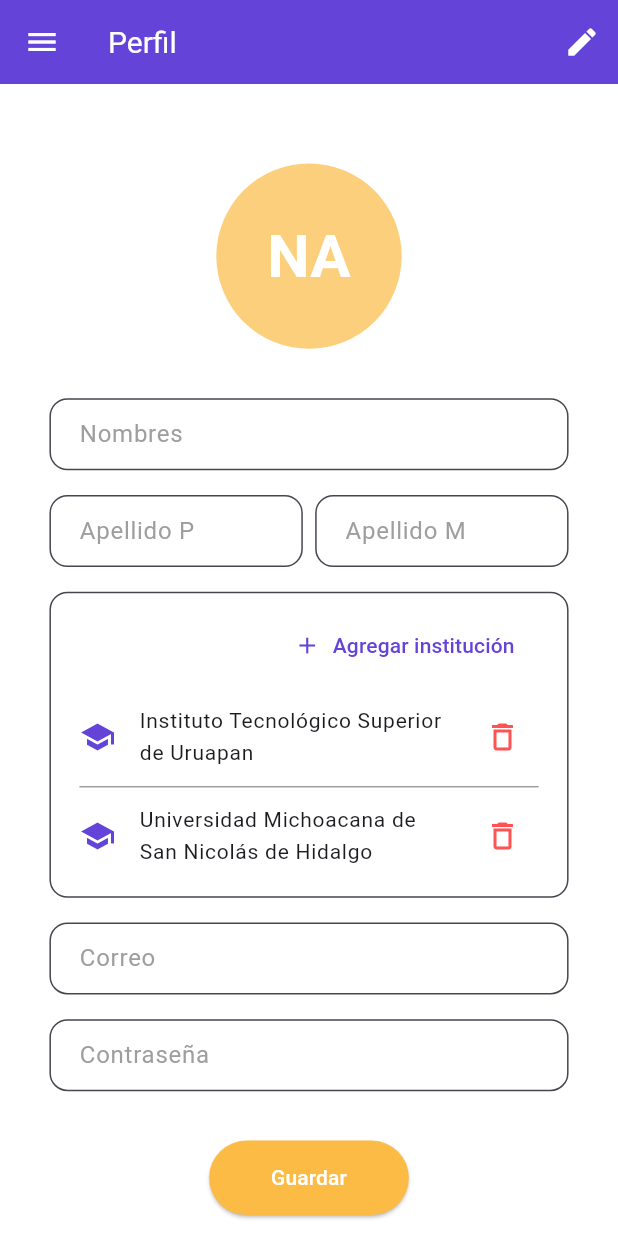
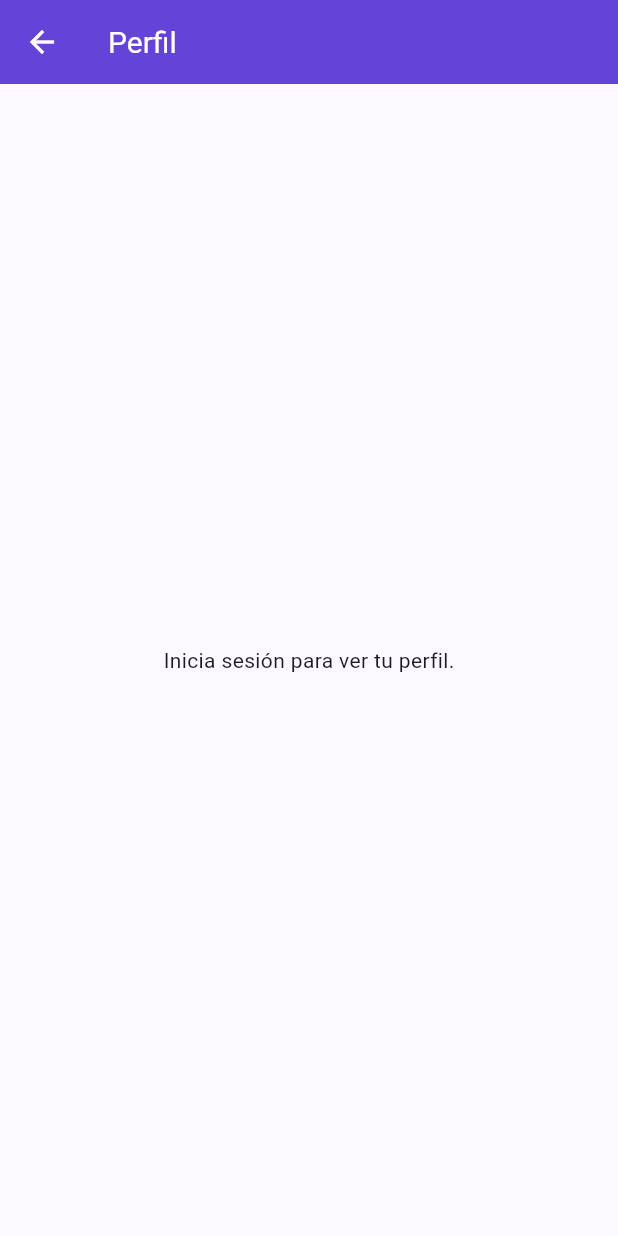
Before and after one commit to Sammy1228/appClasstech, a Flutter app: the PerfilScreen screen opened by its route, on a phone screen of 412 x 824 dp. Run offline on Flutter 3.47's test engine with Material 3 defaults, Android fonts, the phone set to English and light mode, and no system bars; our stand-ins replace cloud_firestore, firebase_auth, firebase_core, shared_preferences; accounts and stored records are empty.

Commit message:
Se adapto la vista perfil.dart con el provider de autenticacion para mostrar los datos del usuario autenticado, ademas permite editar los diferentes cambios y guardarlos en la BD. *Queda pendiendte la foto de perfil y el campo de apellidos

```diff
--- a/lib/main.dart
+++ b/lib/main.dart
@@ -42,7 +42,7 @@ class MyApp extends StatelessWidget {
           '/register': (context) => const Register(),
           '/dashboard': (context) => const Dashboard(),
           '/config': (context) => const Configuracion(),
-          '/perfil': (context) => const PerfilScreen(tipoUsuario: "profesor"),
+          '/perfil': (context) => const PerfilScreen(),
           '/class': (context) => const ClasesScreen(),
           '/retroalimentacion': (context) => const RetroalimentacionPage(),
         },
--- a/lib/perfil.dart
+++ b/lib/perfil.dart
@@ -1,33 +1,87 @@
 import 'package:flutter/material.dart';
+import 'package:provider/provider.dart';
+import '../providers/provider_autenticacion.dart';
 import '../widgets/custom_drawer.dart';
 import '../theme/app_theme.dart';
 import '../Utils/responsive.dart';
+import 'package:firebase_auth/firebase_auth.dart';
+import 'package:cloud_firestore/cloud_firestore.dart';
 
 class PerfilScreen extends StatefulWidget {
-  final String tipoUsuario; // "estudiante" o "profesor"
-
-  const PerfilScreen({
-    super.key,
-    required this.tipoUsuario,
-  });
+  const PerfilScreen({super.key});
 
   @override
   State<PerfilScreen> createState() => _PerfilScreenState();
 }
 
 class _PerfilScreenState extends State<PerfilScreen> {
-  List<String> institucionesProfesor = [
-    "Instituto Tecnológico Superior de Uruapan",
-    "Universidad Michoacana de San Nicolás de Hidalgo",
-  ];
-
-  // Controlador temporal para nueva institución
+  final TextEditingController _nombreController = TextEditingController();
+  final TextEditingController _apellidosController = TextEditingController();
+  final TextEditingController _correoController = TextEditingController();
+  final TextEditingController _semestreController = TextEditingController();
+  final TextEditingController _carreraController = TextEditingController();
+  final TextEditingController _passwordController = TextEditingController();
   final TextEditingController _nuevaInstitucionController =
       TextEditingController();
 
+  bool _isSaving = false;
+  bool _datosCargados = false;
+
+  @override
+  void didChangeDependencies() {
+    super.didChangeDependencies();
+    // Ya no cargar datos aquí para evitar sobrescribir campos cuando el provider notifique cambios.
+  }
+
+  @override
+  void dispose() {
+    _nombreController.dispose();
+    _apellidosController.dispose();
+    _correoController.dispose();
+    _semestreController.dispose();
+    _carreraController.dispose();
+    _passwordController.dispose();
+    _nuevaInstitucionController.dispose();
+    super.dispose();
+  }
+
+  void _cargarDatos(Authentication auth) {
+    _nombreController.text = auth.nombre;
+    _apellidosController.text = auth.apellidos;
+    _correoController.text = auth.email;
+    _semestreController.text = auth.semestre;
+    _carreraController.text = auth.carrera;
+    _passwordController.text = auth.password;
+  }
+
+
   @override
   Widget build(BuildContext context) {
-final responsive = Responsive(context);
+    final auth = Provider.of<Authentication>(context);
+    final responsive = Responsive(context);
+
+    // Cargar datos en controllers solo una vez cuando el provider tenga los datos.
+    if (auth.isLoggedIn && !_datosCargados) {
+      _cargarDatos(auth);
+      _datosCargados = true;
+    }
+
+    if (!auth.isLoggedIn) {
+      return Scaffold(
+        appBar: AppBar(
+          title: const Text('Perfil'),
+          backgroundColor: AppTheme.primaryColor,
+          titleTextStyle: const TextStyle(
+            color: AppTheme.backgroundColor,
+            fontSize: 20,
+          ),
+          iconTheme: const IconThemeData(color: AppTheme.backgroundColor),
+        ),
+        body: const Center(
+          child: Text("Inicia sesión para ver tu perfil."),
+        ),
+      );
+    }
 
     return Scaffold(
       appBar: AppBar(
@@ -38,12 +92,12 @@ final responsive = Responsive(context);
           fontSize: 20,
         ),
         backgroundColor: AppTheme.primaryColor,
-        actions: [IconButton(icon: const Icon(Icons.edit), onPressed: () {})],
       ),
       drawer: const CustomDrawer(),
       backgroundColor: AppTheme.backgroundColor,
       body: SingleChildScrollView(
-        padding: EdgeInsets.symmetric(horizontal: responsive.horizontalPadding, vertical: 20),
+        padding: EdgeInsets.symmetric(
+            horizontal: responsive.horizontalPadding, vertical: 20),
         child: Center(
           child: ConstrainedBox(
             constraints: BoxConstraints(maxWidth: responsive.fieldWidth),
@@ -55,9 +109,9 @@ final responsive = Responsive(context);
                 CircleAvatar(
                   radius: responsive.size.width * 0.15,
                   backgroundColor: AppTheme.secondaryColor.withOpacity(0.7),
-                  child: const Text(
-                    "NA",
-                    style: TextStyle(
+                  child: Text(
+                    _getIniciales(auth.nombre, auth.apellidos),
+                    style: const TextStyle(
                       fontSize: 40,
                       color: Colors.white,
                       fontWeight: FontWeight.bold,
@@ -66,37 +120,31 @@ final responsive = Responsive(context);
                 ),
                 SizedBox(height: responsive.size.height * 0.04),
 
-                //  Campos comunes
-                _buildTextField("Nombres"),
+                // Campos comunes
+                _buildTextField("Nombres", _nombreController),
                 SizedBox(height: responsive.size.height * 0.02),
-                Row(
-                  children: [
-                    Expanded(child: _buildTextField("Apellido P")),
-                    SizedBox(width: responsive.size.width * 0.02),
-                    Expanded(child: _buildTextField("Apellido M")),
-                  ],
-                ),
+                _buildTextField("Apellidos", _apellidosController),
                 SizedBox(height: responsive.size.height * 0.02),
 
-                //  Si es profesor, mostrar instituciones
-                if (widget.tipoUsuario == "profesor") ...[
-                  _buildInstitucionesList(context),
+                if (auth.tipoUsuario == "profesor") ...[
+                  _buildInstitucionesList(context, auth),
                   SizedBox(height: responsive.size.height * 0.02),
-                  _buildTextField("Correo"),
+                  _buildTextField("Correo", _correoController),
                   SizedBox(height: responsive.size.height * 0.02),
-                  _buildTextField("Contraseña"),
-                ] else ...[
-                  // Si es estudiante
-                  _buildTextField("Correo"),
+                  _buildTextField("Contraseña", _passwordController,
+                      obscure: true),
+                ] else if (auth.tipoUsuario == "alumno") ...[
+                  _buildTextField("Correo", _correoController),
                   SizedBox(height: responsive.size.height * 0.02),
-                  _buildTextField("Semestre"),
+                  _buildTextField("Semestre", _semestreController),
                   SizedBox(height: responsive.size.height * 0.02),
-                  _buildTextField("Carrera"),
+                  _buildTextField("Carrera", _carreraController),
                 ],
 
                 SizedBox(height: responsive.size.height * 0.04),
+
                 ElevatedButton(
-                  onPressed: () {},
+                  onPressed: _isSaving ? null : () => _guardarCambios(auth),
                   style: ElevatedButton.styleFrom(
                     backgroundColor: AppTheme.secondaryColor,
                     shape: RoundedRectangleBorder(
@@ -107,10 +155,14 @@ final responsive = Responsive(context);
                       horizontal: responsive.size.width * 0.1,
                     ),
                   ),
-                  child: const Text(
-                    "Guardar",
-                    style: TextStyle(fontSize: 14, color: AppTheme.backgroundColor),
-                  ),
+                  child: _isSaving
+                      ? const CircularProgressIndicator(
+                          color: AppTheme.backgroundColor)
+                      : const Text(
+                          "Guardar",
+                          style: TextStyle(
+                              fontSize: 14, color: AppTheme.backgroundColor),
+                        ),
                 ),
               ],
             ),
@@ -120,21 +172,22 @@ final responsive = Responsive(context);
     );
   }
 
-  // Campo de texto con estilo personalizado
-  Widget _buildTextField(String label) {
+  Widget _buildTextField(String label, TextEditingController controller,
+      {bool obscure = false}) {
     return TextField(
+      controller: controller,
+      obscureText: obscure,
       decoration: AppTheme.inputDecoration(label),
     );
   }
 
-  // Listado de instituciones con opción de agregar y eliminar
-  Widget _buildInstitucionesList(BuildContext context) {
+  Widget _buildInstitucionesList(BuildContext context, Authentication auth) {
+    final instituciones = auth.instituciones;
     return InputDecorator(
       decoration: AppTheme.inputDecoration("Instituciones registradas"),
       child: Column(
         crossAxisAlignment: CrossAxisAlignment.start,
         children: [
-          // 🔹 Botón agregar institución
           Align(
             alignment: Alignment.centerRight,
             child: TextButton.icon(
@@ -143,34 +196,36 @@ final responsive = Responsive(context);
                 "Agregar institución",
                 style: TextStyle(color: AppTheme.primaryColor),
               ),
-              onPressed: () => _mostrarDialogoAgregar(context),
+              onPressed: () => _mostrarDialogoAgregar(context, auth),
             ),
           ),
           const SizedBox(height: 8),
-          if (institucionesProfesor.isEmpty)
-            const Text(
-              "No hay instituciones registradas",
-              style: TextStyle(color: Colors.grey),
-            )
+          if (instituciones.isEmpty)
+            const Text("No hay instituciones registradas",
+                style: TextStyle(color: Colors.grey))
           else
             ListView.separated(
               shrinkWrap: true,
               physics: const NeverScrollableScrollPhysics(),
-              itemCount: institucionesProfesor.length,
-              separatorBuilder: (_, __) => const Divider(height: 8, color: Colors.grey),
+              itemCount: instituciones.length,
+              separatorBuilder: (_, __) =>
+                  const Divider(height: 8, color: Colors.grey),
               itemBuilder: (context, index) {
-                final institucion = institucionesProfesor[index];
+                final institucion = instituciones[index];
                 return ListTile(
                   dense: true,
                   contentPadding: EdgeInsets.zero,
-                  leading: const Icon(Icons.school, color: AppTheme.primaryColor),
-                  title: Text(institucion, style: const TextStyle(fontSize: 14)),
+                  leading:
+                      const Icon(Icons.school, color: AppTheme.primaryColor),
+                  title:
+                      Text(institucion, style: const TextStyle(fontSize: 14)),
                   trailing: IconButton(
-                    icon: const Icon(Icons.delete_outline, color: Colors.redAccent),
+                    icon: const Icon(Icons.delete_outline,
+                        color: Colors.redAccent),
                     onPressed: () {
-                      setState(() {
-                        institucionesProfesor.removeAt(index);
-                      });
+                      final updated = List<String>.from(instituciones)
+                        ..removeAt(index);
+                      auth.setInstituciones = updated;
                     },
                   ),
                 );
@@ -181,8 +236,7 @@ final responsive = Responsive(context);
     );
   }
 
-  // Diálogo para agregar una nueva institución
-  void _mostrarDialogoAgregar(BuildContext context) {
+  void _mostrarDialogoAgregar(BuildContext context, Authentication auth) {
     _nuevaInstitucionController.clear();
 
     showDialog(
@@ -203,15 +257,14 @@ final responsive = Responsive(context);
               child: const Text("Cancelar"),
             ),
             ElevatedButton(
-              style: ElevatedButton.styleFrom(
-                backgroundColor: AppTheme.primaryColor,
-              ),
+              style:
+                  ElevatedButton.styleFrom(backgroundColor: AppTheme.primaryColor),
               onPressed: () {
                 final nueva = _nuevaInstitucionController.text.trim();
                 if (nueva.isNotEmpty) {
-                  setState(() {
-                    institucionesProfesor.add(nueva);
-                  });
+                  final updated = List<String>.from(auth.instituciones)
+                    ..add(nueva);
+                  auth.setInstituciones = updated;
                 }
                 Navigator.pop(context);
               },
@@ -222,4 +275,78 @@ final responsive = Responsive(context);
       },
     );
   }
+
+  Future<void> _guardarCambios(Authentication auth) async {
+    try {
+      setState(() => _isSaving = true);
+      final user = FirebaseAuth.instance.currentUser;
+      if (user == null) throw Exception("Usuario no autenticado");
+
+      // Actualizar datos en Authentication si hay cambios
+      if (_correoController.text.trim() != user.email) {
+       // await user.updateEmail(_correoController.text.trim());
+      }
+      if (_passwordController.text.trim().isNotEmpty &&
+          _passwordController.text.trim() != auth.password) {
+        await user.updatePassword(_passwordController.text.trim());
+      }
+
+      // Actualizar en Firestore
+      final firestore = FirebaseFirestore.instance;
+      final uid = user.uid;
+
+      if (auth.tipoUsuario == "profesor") {
+        await firestore.collection('profesores').doc(uid).update({
+          'nombre': _nombreController.text,
+          'apellidos': _apellidosController.text,
+          'email': _correoController.text,
+          'instituciones': auth.instituciones,
+        });
+      } else if (auth.tipoUsuario == "alumno") {
+        await firestore.collection('alumnos').doc(uid).update({
+          'nombre': _nombreController.text,
+          'apellidos': _apellidosController.text,
+          'email': _correoController.text,
+          'carrera': _carreraController.text,
+          'semestre': _semestreController.text,
+        });
+      }
+
+      // 🔄 Recargar los datos actualizados desde la BD
+      if (auth.tipoUsuario == "profesor") {
+        await auth.cargarDatosProfesor(uid);
+      } else if (auth.tipoUsuario == "alumno") {
+        final doc = await firestore.collection('alumnos').doc(uid).get();
+        if (doc.exists) {
+          auth
+            ..setNombre = doc['nombre'] ?? ''
+            ..setApellidos = doc['apellidos'] ?? ''
+            ..setEmail = doc['email'] ?? ''
+            ..setCarrera = doc['carrera'] ?? ''
+            ..setSemestre = doc['semestre'] ?? '';
+        }
+      }
+
+      _cargarDatos(auth);
+      _datosCargados = true;
+
+      ScaffoldMessenger.of(context).showSnackBar(
+        const SnackBar(content: Text("Cambios guardados correctamente.")),
+      );
+    } catch (e) {
+      ScaffoldMessenger.of(context).showSnackBar(
+        SnackBar(content: Text("Error al guardar cambios: $e")),
+      );
+    } finally {
+      setState(() => _isSaving = false);
+    }
+  }
+
+  String _getIniciales(String nombre, String apellidos) {
+    String inicialNombre =
+        nombre.isNotEmpty ? nombre[0].toUpperCase() : '';
+    String inicialApellido =
+        apellidos.isNotEmpty ? apellidos[0].toUpperCase() : '';
+    return "$inicialNombre$inicialApellido";
+  }
 }
```
